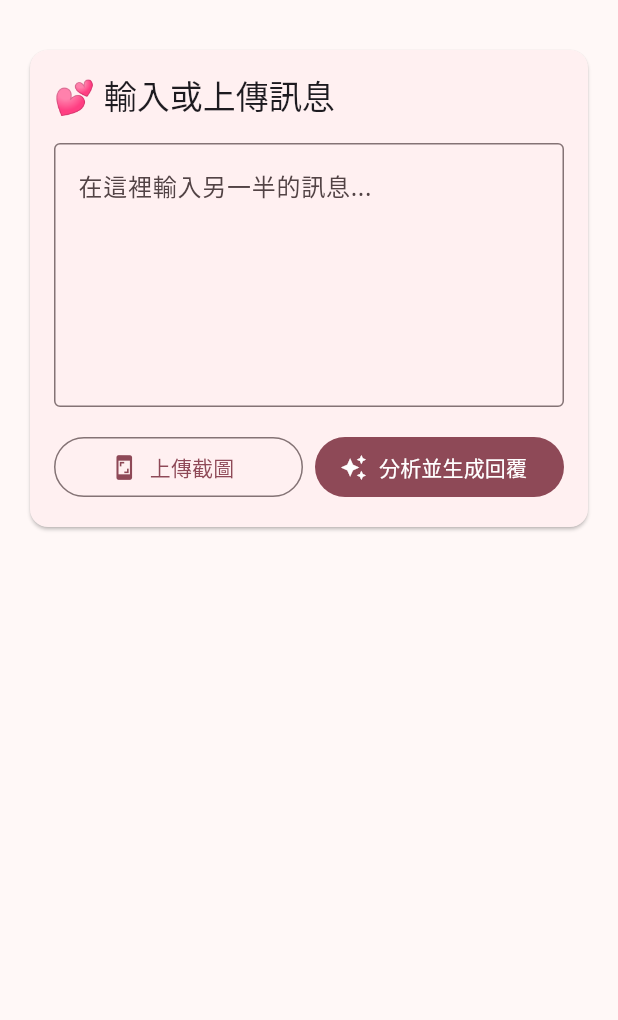
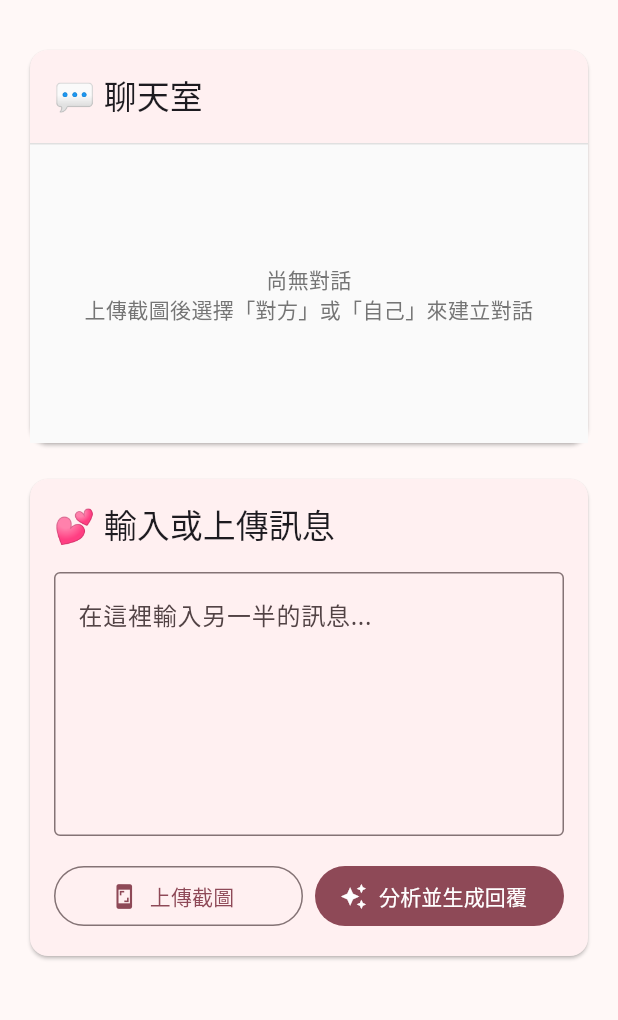
Before and after one commit to rock880803/baby_translator, a Flutter app: the screen it shows after launch, after a tap on "上傳截圖", on a phone screen of 412 x 824 dp, the part 64-1084 px from its top. Run offline on Flutter 3.47's test engine with Material 3 defaults, Android fonts, the phone set to English and light mode, and no system bars; our stand-ins replace google_fonts, image_picker.

Commit message:
Add LINE-style chat room with message assignment
- Add ChatMessage model to track messages (isMe flag)
- Create chat room UI above message input with 200px height
- Implement LINE-style chat bubbles:
  - Left aligned (grey) for partner messages
  - Right aligned (primary color) for self messages
  - Rounded corners with tail effect
- Add message assignment dialog after screenshot upload
- Users select "對方" or "自己" for extracted text
- Chat room shows conversation history
- Add clear chat button when messages exist

UI Structure:
1. 💬 聊天室 (Chat Room)
   - Shows LINE-style conversation
   - Empty state with instructions
2. 💕 輸入或上傳訊息 (Message Input)
   - Screenshot upload triggers assignment dialog

🤖 Generated with [Claude Code](https://claude.com/claude-code)

Co-Authored-By: Claude <noreply@anthropic.com>

```diff
--- a/mobile/lib/screens/home_screen.dart
+++ b/mobile/lib/screens/home_screen.dart
@@ -13,12 +13,22 @@ class HomeScreen extends StatefulWidget {
   State<HomeScreen> createState() => _HomeScreenState();
 }
 
+// 聊天訊息模型
+class ChatMessage {
+  final String text;
+  final bool isMe; // true = 自己, false = 對方
+
+  ChatMessage({required this.text, required this.isMe});
+}
+
 class _HomeScreenState extends State<HomeScreen> {
   final TextEditingController _messageController = TextEditingController();
   final ImagePicker _picker = ImagePicker();
+  final List<ChatMessage> _chatMessages = []; // 聊天記錄
   MBTIType? _myMBTI;      // 自己的 MBTI
   MBTIType? _partnerMBTI; // 對方的 MBTI
   bool _isLoading = false;
+  String? _extractedText; // 截圖擷取的文字
 
   @override
   void dispose() {
@@ -47,9 +57,14 @@ class _HomeScreenState extends State<HomeScreen> {
       }
 
       setState(() {
-        _messageController.text = extractedText;
+        _extractedText = extractedText;
         _isLoading = false;
       });
+
+      // 顯示對話框讓使用者選擇是對方還是自己的訊息
+      if (mounted && extractedText.isNotEmpty) {
+        _showMessageAssignmentDialog(extractedText);
+      }
     } catch (e) {
       setState(() => _isLoading = false);
       if (mounted) {
@@ -58,6 +73,56 @@ class _HomeScreenState extends State<HomeScreen> {
         );
       }
     }
+  }
+
+  void _showMessageAssignmentDialog(String text) {
+    showDialog(
+      context: context,
+      builder: (context) => AlertDialog(
+        title: const Text('這是誰的訊息？'),
+        content: Column(
+          mainAxisSize: MainAxisSize.min,
+          crossAxisAlignment: CrossAxisAlignment.start,
+          children: [
+            const Text('擷取的文字：'),
+            const SizedBox(height: 8),
+            Container(
+              padding: const EdgeInsets.all(12),
+              decoration: BoxDecoration(
+                color: Colors.grey[100],
+                borderRadius: BorderRadius.circular(8),
+              ),
+              child: Text(
+                text,
+                style: const TextStyle(fontSize: 14),
+              ),
+            ),
+          ],
+        ),
+        actions: [
+          OutlinedButton.icon(
+            onPressed: () {
+              setState(() {
+                _chatMessages.add(ChatMessage(text: text, isMe: false));
+              });
+              Navigator.pop(context);
+            },
+            icon: const Icon(Icons.favorite),
+            label: const Text('對方'),
+          ),
+          FilledButton.icon(
+            onPressed: () {
+              setState(() {
+                _chatMessages.add(ChatMessage(text: text, isMe: true));
+              });
+              Navigator.pop(context);
+            },
+            icon: const Icon(Icons.person),
+            label: const Text('自己'),
+          ),
+        ],
+      ),
+    );
   }
 
   Future<void> _analyzeMessage() async {
@@ -206,6 +271,41 @@ class _HomeScreenState extends State<HomeScreen> {
     );
   }
 
+  // 建立聊天氣泡 Widget
+  Widget _buildChatBubble(ChatMessage message) {
+    final isMe = message.isMe;
+    return Align(
+      alignment: isMe ? Alignment.centerRight : Alignment.centerLeft,
+      child: Container(
+        margin: const EdgeInsets.symmetric(vertical: 4, horizontal: 8),
+        padding: const EdgeInsets.symmetric(horizontal: 16, vertical: 10),
+        decoration: BoxDecoration(
+          color: isMe
+              ? Theme.of(context).colorScheme.primaryContainer
+              : Colors.grey[200],
+          borderRadius: BorderRadius.only(
+            topLeft: const Radius.circular(16),
+            topRight: const Radius.circular(16),
+            bottomLeft: isMe ? const Radius.circular(16) : const Radius.circular(4),
+            bottomRight: isMe ? const Radius.circular(4) : const Radius.circular(16),
+          ),
+        ),
+        constraints: BoxConstraints(
+          maxWidth: MediaQuery.of(context).size.width * 0.7,
+        ),
+        child: Text(
+          message.text,
+          style: TextStyle(
+            color: isMe
+                ? Theme.of(context).colorScheme.onPrimaryContainer
+                : Colors.black87,
+            fontSize: 15,
+          ),
+        ),
+      ),
+    );
+  }
+
   @override
   Widget build(BuildContext context) {
     return Scaffold(
@@ -256,6 +356,63 @@ class _HomeScreenState extends State<HomeScreen> {
         child: Column(
           crossAxisAlignment: CrossAxisAlignment.stretch,
           children: [
+            // 聊天室區塊
+            Card(
+              child: Column(
+                crossAxisAlignment: CrossAxisAlignment.start,
+                children: [
+                  Padding(
+                    padding: const EdgeInsets.all(16.0),
+                    child: Row(
+                      mainAxisAlignment: MainAxisAlignment.spaceBetween,
+                      children: [
+                        Text(
+                          '💬 聊天室',
+                          style: Theme.of(context).textTheme.titleLarge,
+                        ),
+                        if (_chatMessages.isNotEmpty)
+                          TextButton.icon(
+                            onPressed: () {
+                              setState(() => _chatMessages.clear());
+                            },
+                            icon: const Icon(Icons.delete_outline, size: 18),
+                            label: const Text('清空'),
+                          ),
+                      ],
+                    ),
+                  ),
+                  Container(
+                    height: 200,
+                    decoration: BoxDecoration(
+                      color: Colors.grey[50],
+                      border: Border(
+                        top: BorderSide(color: Colors.grey[300]!),
+                      ),
+                    ),
+                    child: _chatMessages.isEmpty
+                        ? Center(
+                            child: Text(
+                              '尚無對話\n上傳截圖後選擇「對方」或「自己」來建立對話',
+                              textAlign: TextAlign.center,
+                              style: TextStyle(
+                                color: Colors.grey[600],
+                                fontSize: 14,
+                              ),
+                            ),
+                          )
+                        : ListView.builder(
+                            padding: const EdgeInsets.symmetric(vertical: 8),
+                            itemCount: _chatMessages.length,
+                            itemBuilder: (context, index) {
+                              return _buildChatBubble(_chatMessages[index]);
+                            },
+                          ),
+                  ),
+                ],
+              ),
+            ),
+            const SizedBox(height: 16),
+            // 訊息輸入區塊
             Card(
               child: Padding(
                 padding: const EdgeInsets.all(16.0),
```
